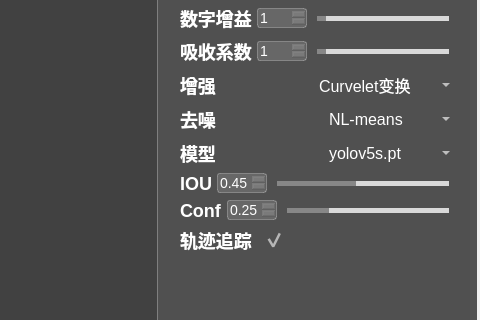
Before: the Qt Designer form ui/main_window.ui in alexwzj/sonarGUI_singleBeam, drawn with Qt 5; both pictures show x 914 to 1394 and y 220 to 540 of the 1394 by 814 pixel window.
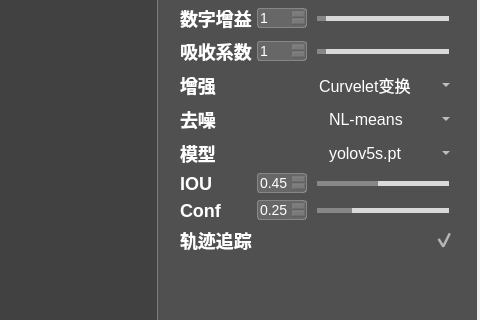
After: the same form once the commit is applied. Icons and pictures are not drawn.

Commit message: 界面优化

```diff
--- a/ui/main_window.ui
+++ b/ui/main_window.ui
@@ -1614,6 +1614,12 @@
                <layout class="QHBoxLayout" name="horizontalLayout_21">
                 <item>
                  <widget class="QLabel" name="augmentLabel">
+                  <property name="minimumSize">
+                   <size>
+                    <width>72</width>
+                    <height>0</height>
+                   </size>
+                  </property>
                   <property name="maximumSize">
                    <size>
                     <width>80</width>
@@ -1749,6 +1755,12 @@
                <layout class="QHBoxLayout" name="horizontalLayout_19">
                 <item>
                  <widget class="QLabel" name="label_13">
+                  <property name="minimumSize">
+                   <size>
+                    <width>72</width>
+                    <height>0</height>
+                   </size>
+                  </property>
                   <property name="maximumSize">
                    <size>
                     <width>80</width>
@@ -1866,7 +1878,7 @@
                <widget class="QLabel" name="modelLabel">
                 <property name="minimumSize">
                  <size>
-                  <width>0</width>
+                  <width>72</width>
                   <height>28</height>
                  </size>
                 </property>
@@ -1982,6 +1994,12 @@
                 </property>
                 <item>
                  <widget class="QLabel" name="iouLabel">
+                  <property name="minimumSize">
+                   <size>
+                    <width>72</width>
+                    <height>0</height>
+                   </size>
+                  </property>
                   <property name="maximumSize">
                    <size>
                     <width>80</width>
@@ -2116,6 +2134,12 @@
                 </property>
                 <item>
                  <widget class="QLabel" name="confLabel">
+                  <property name="minimumSize">
+                   <size>
+                    <width>72</width>
+                    <height>0</height>
+                   </size>
+                  </property>
                   <property name="maximumSize">
                    <size>
                     <width>80</width>
@@ -2278,6 +2302,9 @@
                 </item>
                 <item>
                  <widget class="QCheckBox" name="trackCheckBox">
+                  <property name="layoutDirection">
+                   <enum>Qt::RightToLeft</enum>
+                  </property>
                   <property name="styleSheet">
                    <string notr="true">
 QCheckBox
```
Left out of the diff: 6 changed lines with no effect on the pictures. The commit also changes 3 other files.
